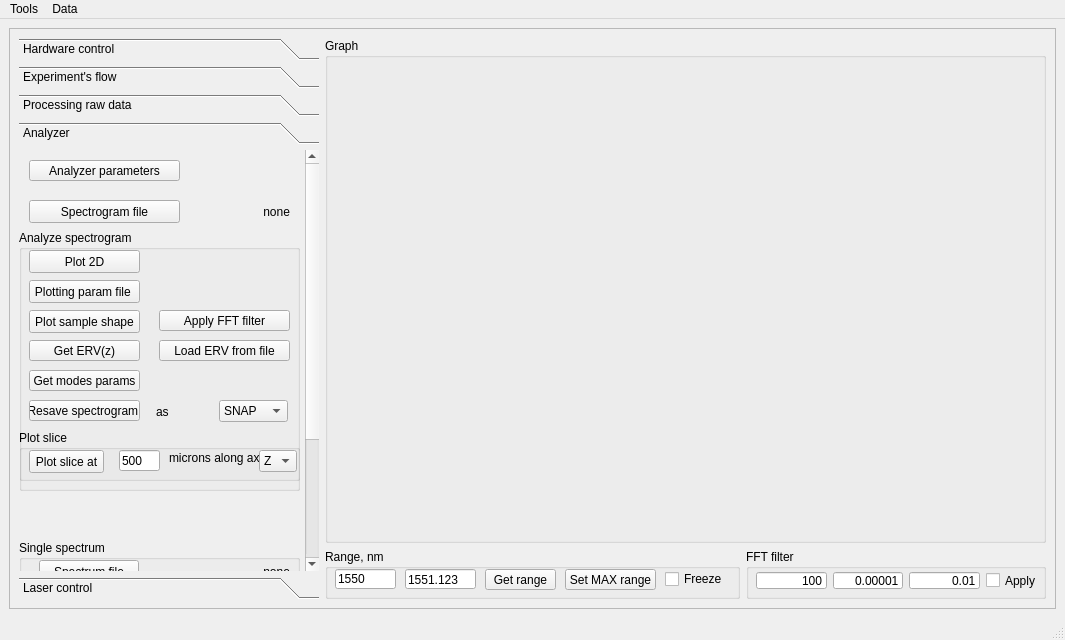
Above: Windows/UIs/MainWindow.ui from al509/ScanLoop before the change. Below: the same form after it.
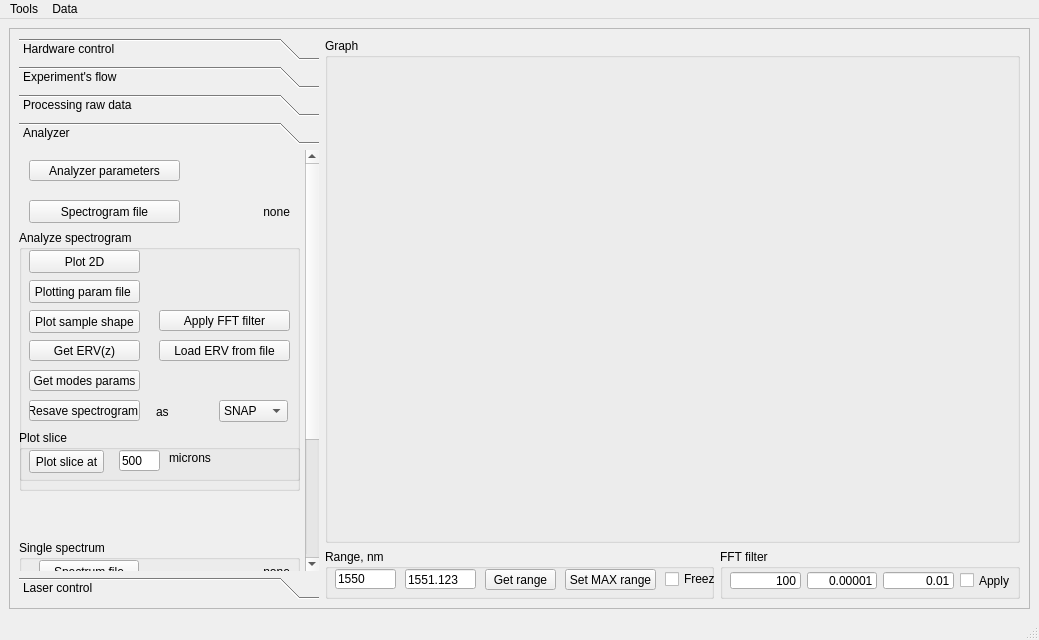
That is the form after the change.

What changed in the file:
```diff
--- a/Windows/UIs/MainWindow.ui
+++ b/Windows/UIs/MainWindow.ui
@@ -6,7 +6,7 @@
    <rect>
     <x>0</x>
     <y>0</y>
-    <width>1065</width>
+    <width>1039</width>
     <height>640</height>
    </rect>
   </property>
@@ -55,8 +55,8 @@
         <rect>
          <x>0</x>
          <y>0</y>
-         <width>1041</width>
-         <height>565</height>
+         <width>1019</width>
+         <height>579</height>
         </rect>
        </property>
        <layout class="QGridLayout" name="gridLayout_4">
@@ -1588,7 +1588,7 @@
             <rect>
              <x>0</x>
              <y>0</y>
-             <width>279</width>
+             <width>283</width>
              <height>600</height>
             </rect>
            </property>
@@ -1687,49 +1687,9 @@
                </rect>
               </property>
               <property name="text">
-               <string>microns along axis</string>
+               <string>microns</string>
               </property>
              </widget>
-             <widget class="QComboBox" name="comboBox_axis_to_analyze_along_arb_data">
-              <property name="geometry">
-               <rect>
-                <x>240</x>
-                <y>20</y>
-                <width>38</width>
-                <height>22</height>
-               </rect>
-              </property>
-              <property name="sizePolicy">
-               <sizepolicy hsizetype="Maximum" vsizetype="Fixed">
-                <horstretch>0</horstretch>
-                <verstretch>0</verstretch>
-               </sizepolicy>
-              </property>
-              <property name="toolTip">
-               <string>Choose channel to plot</string>
-              </property>
-              <property name="currentIndex">
-               <number>2</number>
-              </property>
-              <property name="sizeAdjustPolicy">
-               <enum>QComboBox::AdjustToContents</enum>
-              </property>
-              <item>
-               <property name="text">
-                <string>X</string>
-               </property>
-              </item>
-              <item>
-               <property name="text">
-                <string>Y</string>
-               </property>
-              </item>
-              <item>
-               <property name="text">
-                <string>Z</string>
-               </property>
-              </item>
-             </widget>
             </widget>
             <widget class="QPushButton" name="pushButton_analyzer_choose_plotting_param_file">
              <property name="geometry">
@@ -2528,8 +2488,8 @@
     <rect>
      <x>0</x>
      <y>0</y>
-     <width>1065</width>
-     <height>26</height>
+     <width>1039</width>
+     <height>21</height>
     </rect>
    </property>
    <widget class="QMenu" name="menuTools">
```
Left out of the diff: 14 changed lines with no effect on the pictures.
